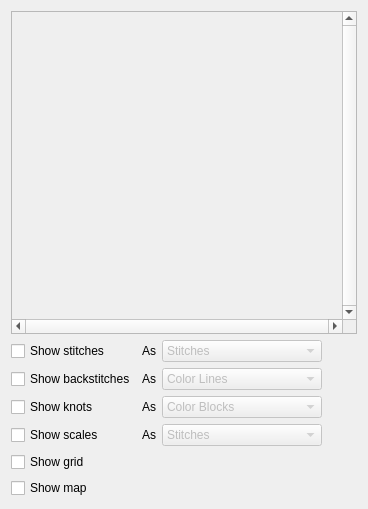
Before: the Qt Designer form ui/PatternElement.ui in KDE/kxstitch, drawn with Qt 5.
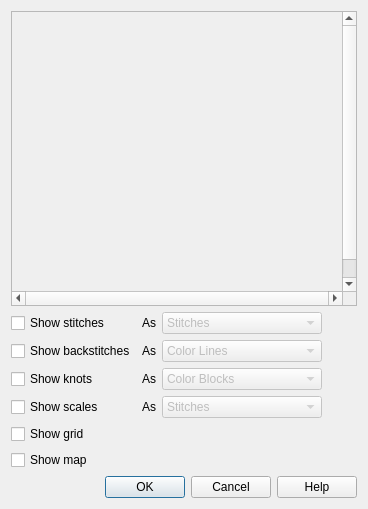
After: the same form once the commit is applied. Custom widgets are drawn as their Qt base class.

Commit message: KDialog -> QDialog

```diff
--- a/ui/PatternElement.ui
+++ b/ui/PatternElement.ui
@@ -241,6 +241,13 @@
      </property>
     </spacer>
    </item>
+   <item row="2" column="0" colspan="2">
+    <widget class="QDialogButtonBox" name="DialogButtonBox">
+     <property name="standardButtons">
+      <set>QDialogButtonBox::Cancel|QDialogButtonBox::Help|QDialogButtonBox::Ok</set>
+     </property>
+    </widget>
+   </item>
   </layout>
  </widget>
  <customwidgets>
```
The commit also changes 2 other files.
